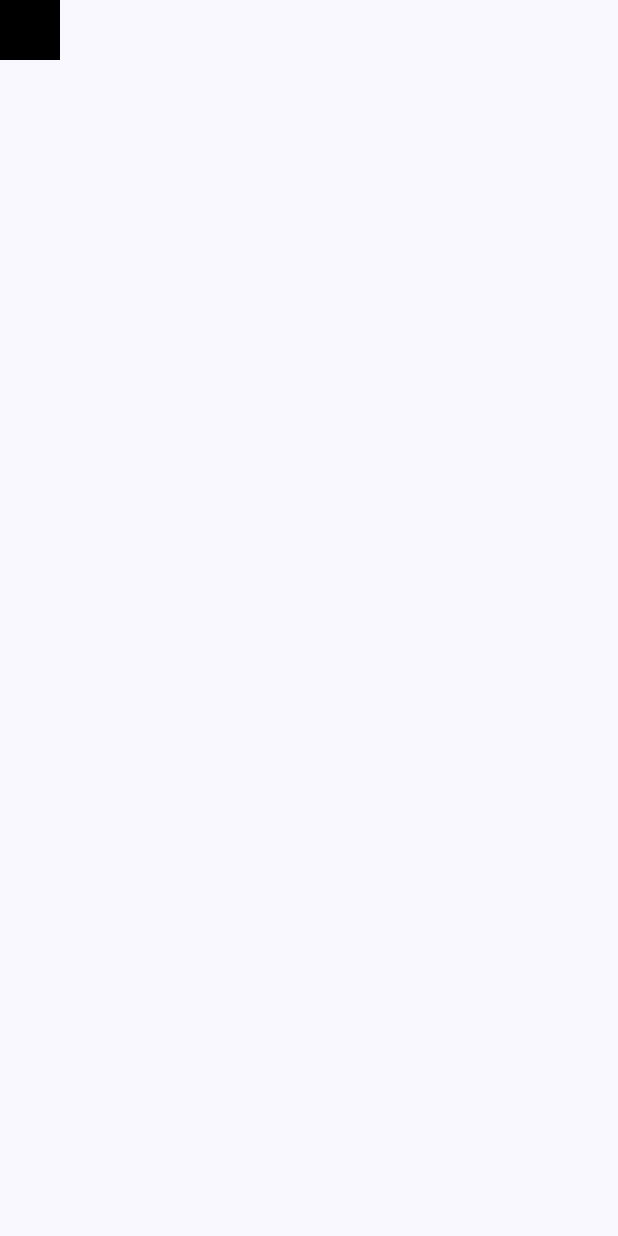
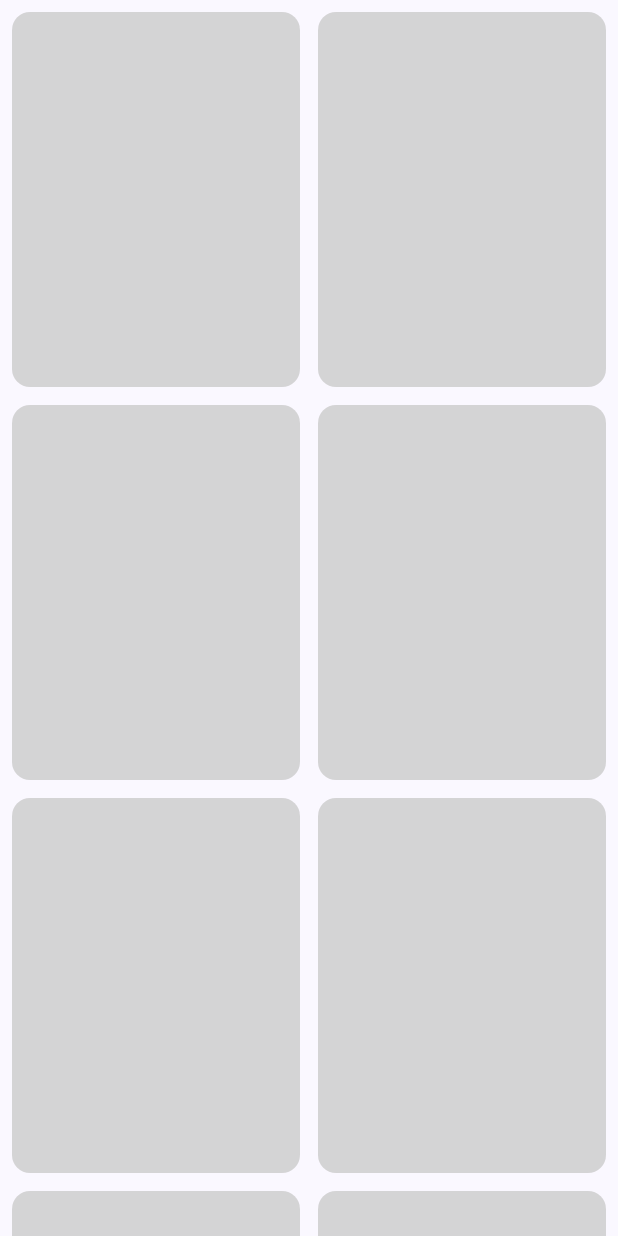
Before and after one commit to sina-nakhaei/RickAndMorty, an Android app built with Jetpack Compose: the composable Loading shown on its own in the app's theme, on a phone screen of 412 x 824 dp. Run offline under Robolectric (Android 15) with nearby library versions, the phone set to English and light mode, and no system bars; our stand-ins replace paging; network calls fail.

Commit message:
udpate: handle loading mode

```diff
--- a/app/src/main/java/com/example/rickandmorty/ui/screen/home/HomeScreen.kt
+++ b/app/src/main/java/com/example/rickandmorty/ui/screen/home/HomeScreen.kt
@@ -5,8 +5,8 @@ import androidx.compose.foundation.layout.Arrangement
 import androidx.compose.foundation.layout.Column
 import androidx.compose.foundation.layout.PaddingValues
 import androidx.compose.foundation.layout.fillMaxSize
-import androidx.compose.foundation.layout.size
 import androidx.compose.foundation.lazy.grid.GridCells
+import androidx.compose.foundation.lazy.grid.LazyGridScope
 import androidx.compose.foundation.lazy.grid.LazyVerticalGrid
 import androidx.compose.material3.Text
 import androidx.compose.runtime.Composable
@@ -17,8 +17,10 @@ import androidx.hilt.navigation.compose.hiltViewModel
 import androidx.paging.LoadState
 import androidx.paging.compose.LazyPagingItems
 import androidx.paging.compose.collectAsLazyPagingItems
-import com.example.rickandmorty.core.ui.components.CharacterCard
+import com.example.rickandmorty.core.ui.components.BlinkingContainer
 import com.example.rickandmorty.core.ui.model.CharacterUiModel
+import com.example.rickandmorty.ui.screen.home.components.CharacterCard
+import com.example.rickandmorty.ui.screen.home.components.CharacterCardLoadingPlaceholder
 
 @Composable
 fun HomeScreen(
@@ -44,12 +46,13 @@ fun HomeScreen(
 
 @Composable
 private fun Loading() {
-    Column(
-        modifier = Modifier
-            .size(40.dp)
-            .background(Color.Black)
-    ) {
-
+    val list = Array(30) { "" }
+    BlinkingContainer {
+        GridTemplate {
+            items(list.size) {
+                CharacterCardLoadingPlaceholder()
+            }
+        }
     }
 }
 
@@ -66,19 +69,28 @@ private fun Container(characters: LazyPagingItems<CharacterUiModel>) {
 
 @Composable
 private fun CharactersGrid(characters: LazyPagingItems<CharacterUiModel>) {
+    GridTemplate {
+        items(characters.itemCount) { index ->
+            characters[index]?.let { character ->
+                CharacterCard(
+                    onClick = { },
+                    character = character
+                )
+            }
+        }
+    }
+}
+
+@Composable
+private fun GridTemplate(
+    content: LazyGridScope.() -> Unit
+) {
     LazyVerticalGrid(
         contentPadding = PaddingValues(8.dp),
         horizontalArrangement = Arrangement.spacedBy(12.dp),
         verticalArrangement = Arrangement.spacedBy(12.dp),
         columns = GridCells.Fixed(2)
     ) {
-        items(characters.itemCount) { index ->
-            characters[index]?.let { character ->
-                CharacterCard(
-                    onClick = {  },
-                    character = character
-                )
-            }
-        }
+        content()
     }
 }
--- /dev/null
+++ b/app/src/main/java/com/example/rickandmorty/ui/screen/home/components/CharacterCardLoadingPlaceholder.kt
@@ -0,0 +1,8 @@
+package com.example.rickandmorty.ui.screen.home.components
+import androidx.compose.runtime.Composable
+import androidx.compose.ui.graphics.Color
+
+@Composable
+fun CharacterCardLoadingPlaceholder() {
+    CharacterCardTemplate(color = Color.LightGray) {}
+}
--- /dev/null
+++ b/app/src/main/java/com/example/rickandmorty/ui/screen/home/components/CharacterCardTemplate.kt
@@ -0,0 +1,30 @@
+package com.example.rickandmorty.ui.screen.home.components
+
+import androidx.compose.foundation.background
+import androidx.compose.foundation.layout.Column
+import androidx.compose.foundation.layout.ColumnScope
+import androidx.compose.foundation.layout.size
+import androidx.compose.foundation.shape.RoundedCornerShape
+import androidx.compose.runtime.Composable
+import androidx.compose.ui.Alignment
+import androidx.compose.ui.Modifier
+import androidx.compose.ui.draw.clip
+import androidx.compose.ui.graphics.Color
+import androidx.compose.ui.unit.dp
+
+@Composable
+fun CharacterCardTemplate(
+    modifier: Modifier = Modifier,
+    color: Color = Color.White,
+    content: @Composable ColumnScope.() -> Unit
+) {
+    Column(
+        modifier = modifier
+            .size(250.dp)
+            .clip(RoundedCornerShape(12.dp))
+            .background(color),
+        horizontalAlignment = Alignment.CenterHorizontally,
+    ) {
+        content()
+    }
+}
```
Also changed, not shown: app/src/main/java/com/example/rickandmorty/ui/screen/home/components/CharacterCard.kt (renamed from app/src/main/java/com/example/rickandmorty/core/ui/components/CharacterCard.kt, +3 -27 lines).
